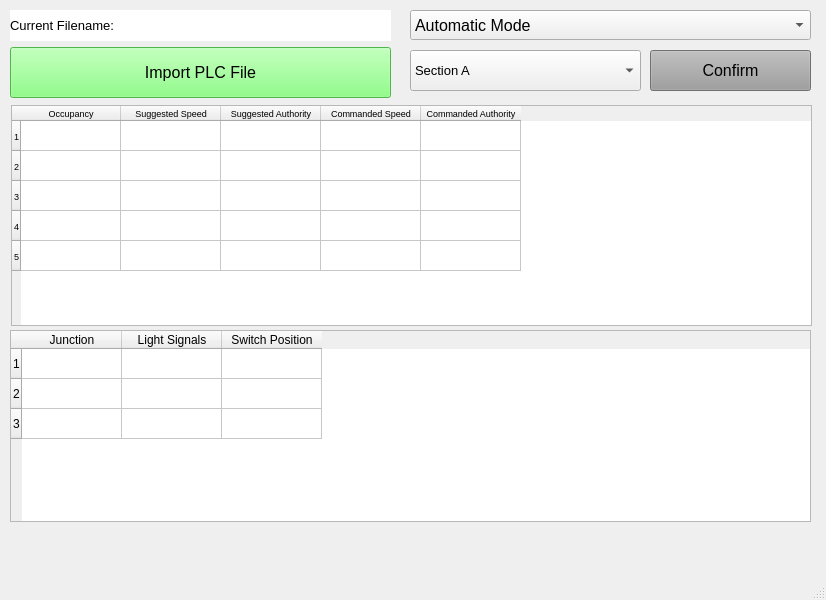
Before: the Qt Designer form module-wayside-controller/wayside-controller-QT/wayside_controller.ui in connor-marsh/ECE1140ChooChoo, drawn with Qt 5.
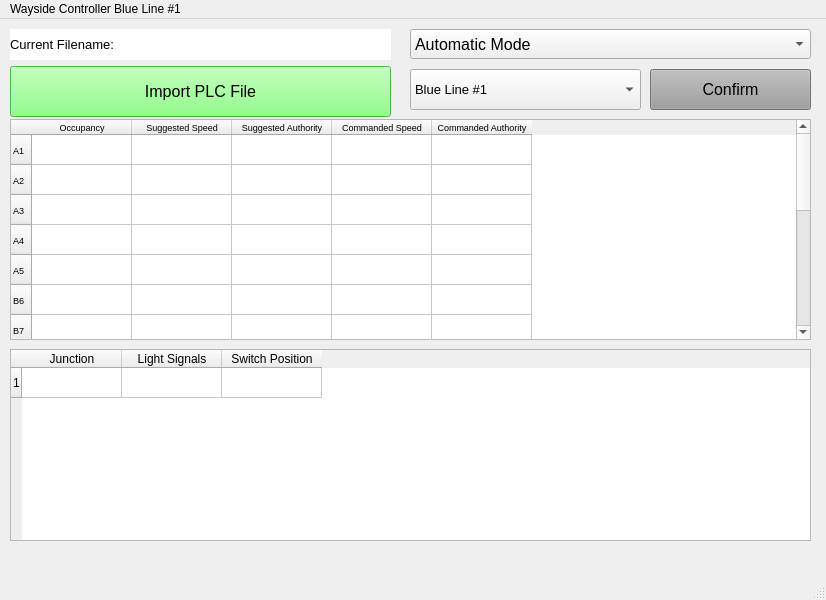
After: the same form once the commit is applied.

Commit message: Made a constants file, made small changes to the ui

Diff of the .ui file:
```diff
--- a/module-wayside-controller/wayside-controller-QT/wayside_controller.ui
+++ b/module-wayside-controller/wayside-controller-QT/wayside_controller.ui
@@ -59,16 +59,6 @@
       <string>1</string>
      </property>
     </row>
-    <row>
-     <property name="text">
-      <string>2</string>
-     </property>
-    </row>
-    <row>
-     <property name="text">
-      <string>3</string>
-     </property>
-    </row>
     <column>
      <property name="text">
       <string>Junction</string>
@@ -99,42 +89,12 @@
       <string/>
      </property>
     </item>
-    <item row="1" column="0">
-     <property name="text">
-      <string/>
-     </property>
-    </item>
-    <item row="1" column="1">
-     <property name="text">
-      <string/>
-     </property>
-    </item>
-    <item row="1" column="2">
-     <property name="text">
-      <string/>
-     </property>
-    </item>
-    <item row="2" column="0">
-     <property name="text">
-      <string/>
-     </property>
-    </item>
-    <item row="2" column="1">
-     <property name="text">
-      <string/>
-     </property>
-    </item>
-    <item row="2" column="2">
-     <property name="text">
-      <string/>
-     </property>
-    </item>
    </widget>
    <widget class="QTableWidget" name="block_table">
     <property name="geometry">
      <rect>
-      <x>11</x>
-      <y>105</y>
+      <x>10</x>
+      <y>100</y>
       <width>801</width>
       <height>221</height>
      </rect>
@@ -149,27 +109,77 @@
     </property>
     <row>
      <property name="text">
-      <string>1</string>
+      <string>A1</string>
      </property>
     </row>
     <row>
      <property name="text">
-      <string>2</string>
+      <string>A2</string>
      </property>
     </row>
     <row>
      <property name="text">
-      <string>3</string>
+      <string>A3</string>
      </property>
     </row>
     <row>
      <property name="text">
-      <string>4</string>
+      <string>A4</string>
      </property>
     </row>
     <row>
      <property name="text">
-      <string>5</string>
+      <string>A5</string>
+     </property>
+    </row>
+    <row>
+     <property name="text">
+      <string>B6</string>
+     </property>
+    </row>
+    <row>
+     <property name="text">
+      <string>B7</string>
+     </property>
+    </row>
+    <row>
+     <property name="text">
+      <string>B8</string>
+     </property>
+    </row>
+    <row>
+     <property name="text">
+      <string>B9</string>
+     </property>
+    </row>
+    <row>
+     <property name="text">
+      <string>B10</string>
+     </property>
+    </row>
+    <row>
+     <property name="text">
+      <string>C11</string>
+     </property>
+    </row>
+    <row>
+     <property name="text">
+      <string>C12</string>
+     </property>
+    </row>
+    <row>
+     <property name="text">
+      <string>C13</string>
+     </property>
+    </row>
+    <row>
+     <property name="text">
+      <string>C14</string>
+     </property>
+    </row>
+    <row>
+     <property name="text">
+      <string>C15</string>
      </property>
     </row>
     <column>
@@ -359,17 +369,7 @@
     </property>
     <item>
      <property name="text">
-      <string>Section A</string>
-     </property>
-    </item>
-    <item>
-     <property name="text">
-      <string>Section B</string>
-     </property>
-    </item>
-    <item>
-     <property name="text">
-      <string>Section C</string>
+      <string>Blue Line #1</string>
      </property>
     </item>
    </widget>
@@ -404,6 +404,12 @@
      <height>26</height>
     </rect>
    </property>
+   <widget class="QMenu" name="menuWayside_Controller_Blue_Line_1">
+    <property name="title">
+     <string>Wayside Controller Blue Line #1</string>
+    </property>
+   </widget>
+   <addaction name="menuWayside_Controller_Blue_Line_1"/>
   </widget>
   <widget class="QStatusBar" name="statusbar"/>
  </widget>
```
The commit also changes 6 other files.
